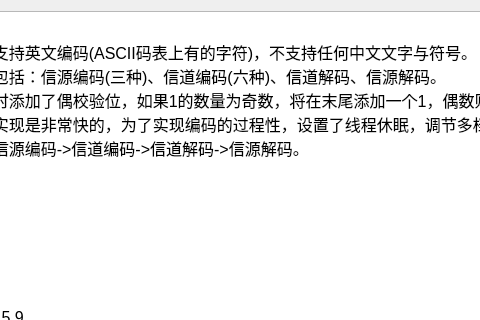
Above: Transmitter/dlghelp.ui from ryanmoon-s/Transmitter-simulation before the change; both pictures show x 105 to 585 and y 0 to 320 of the 1069 by 424 pixel window. Below: the same form after it.
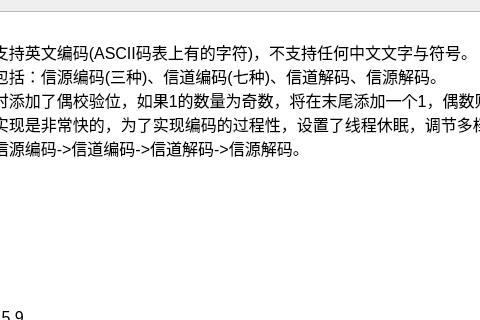
That is the form after the change. Icons and pictures are not drawn.

What changed in the file:
```diff
--- a/Transmitter/dlghelp.ui
+++ b/Transmitter/dlghelp.ui
@@ -30,7 +30,7 @@
 &lt;/style&gt;&lt;/head&gt;&lt;body style=&quot; font-family:'SimSun'; font-size:9pt; font-weight:400; font-style:normal;&quot;&gt;
 &lt;p style=&quot; margin-top:0px; margin-bottom:0px; margin-left:0px; margin-right:0px; -qt-block-indent:0; text-indent:0px;&quot;&gt;&lt;span style=&quot; font-family:'SimSun'; font-size:12pt;&quot;&gt;使用说明：&lt;/span&gt;&lt;/p&gt;
 &lt;p style=&quot; margin-top:0px; margin-bottom:0px; margin-left:0px; margin-right:0px; -qt-block-indent:0; text-indent:0px;&quot;&gt;&lt;span style=&quot; font-family:'SimSun'; font-size:12pt;&quot;&gt;1. 此软件仅支持英文编码(ASCII码表上有的字符)，不支持任何中文文字与符号。&lt;/span&gt;&lt;/p&gt;
-&lt;p style=&quot; margin-top:0px; margin-bottom:0px; margin-left:0px; margin-right:0px; -qt-block-indent:0; text-indent:0px;&quot;&gt;&lt;span style=&quot; font-family:'SimSun'; font-size:12pt;&quot;&gt;2. 主要功能包括：信源编码(三种)、信道编码(六种)、信道解码、信源解码。&lt;/span&gt;&lt;/p&gt;
+&lt;p style=&quot; margin-top:0px; margin-bottom:0px; margin-left:0px; margin-right:0px; -qt-block-indent:0; text-indent:0px;&quot;&gt;&lt;span style=&quot; font-family:'SimSun'; font-size:12pt;&quot;&gt;2. 主要功能包括：信源编码(三种)、信道编码(七种)、信道解码、信源解码。&lt;/span&gt;&lt;/p&gt;
 &lt;p style=&quot; margin-top:0px; margin-bottom:0px; margin-left:0px; margin-right:0px; -qt-block-indent:0; text-indent:0px;&quot;&gt;&lt;span style=&quot; font-family:'SimSun'; font-size:12pt;&quot;&gt;3. 信源编码时添加了偶校验位，如果1的数量为奇数，将在末尾添加一个1，偶数则加0。在信道解码时会进行校验。&lt;/span&gt;&lt;/p&gt;
 &lt;p style=&quot; margin-top:0px; margin-bottom:0px; margin-left:0px; margin-right:0px; -qt-block-indent:0; text-indent:0px;&quot;&gt;&lt;span style=&quot; font-family:'SimSun'; font-size:12pt;&quot;&gt;4. 信道编码实现是非常快的，为了实现编码的过程性，设置了线程休眠，调节多档速度。&lt;/span&gt;&lt;/p&gt;
 &lt;p style=&quot; margin-top:0px; margin-bottom:0px; margin-left:0px; margin-right:0px; -qt-block-indent:0; text-indent:0px;&quot;&gt;&lt;span style=&quot; font-family:'SimSun'; font-size:12pt;&quot;&gt;5. 流程为：信源编码-&amp;gt;信道编码-&amp;gt;信道解码-&amp;gt;信源解码。&lt;/span&gt;&lt;/p&gt;
```
